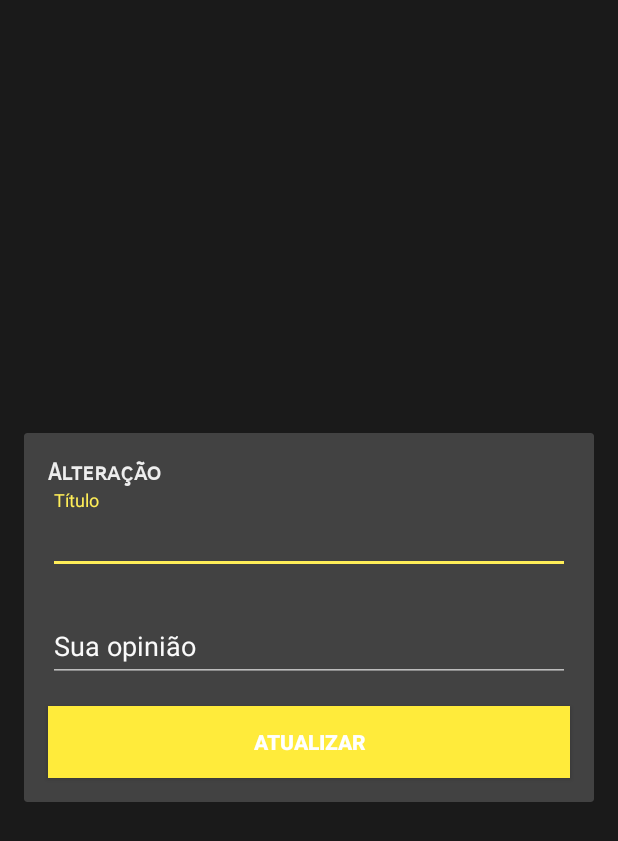
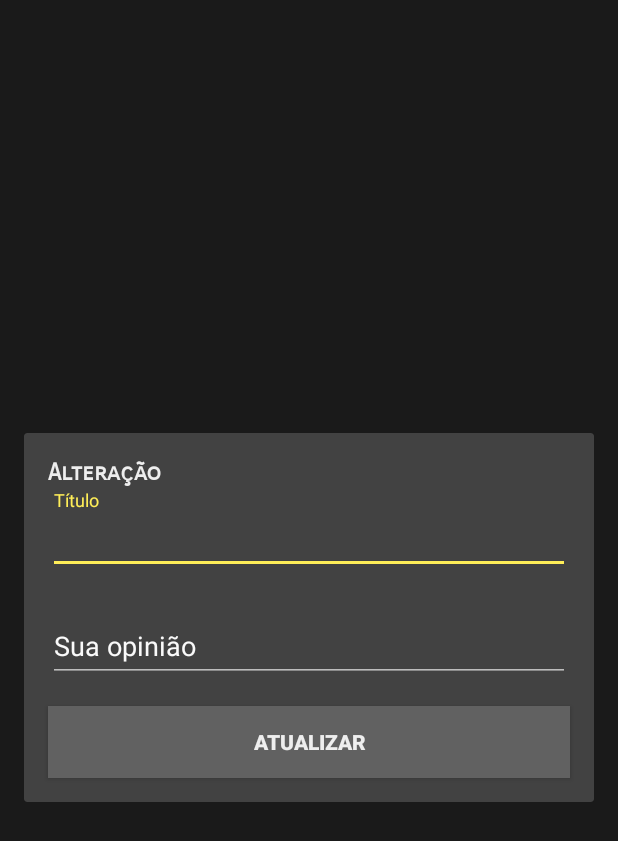
Before and after one commit to ronanlima/IesbAndroid1, an Android app: the fragment EditDialogFragment placed in its activity, on a phone screen of 412 x 824 dp. Shown: the top 841 px of the screen. Run offline under Robolectric (Android 15) with nearby library versions, the phone set to English and light mode, and no system bars; our stand-ins replace Room's generated code; 3 statements that could not run were skipped.

Commit message:
Exercícios Aula 10 - Ajustando night mode

```diff
--- a/app/src/main/java/br/ronanlima/opiniaodetudo/MainActivity.kt
+++ b/app/src/main/java/br/ronanlima/opiniaodetudo/MainActivity.kt
@@ -34,7 +34,9 @@ class MainActivity : AppCompatActivity() {
                 .commit()
 //        configureAutoHiddenKeyboard()
         configureBottomMenu()
-        navigateTo(FORM_FRAGMENT)
+        if (savedInstanceState == null) {
+            navigateTo(FORM_FRAGMENT)
+        }
         askForGPSPermission()
     }
 
@@ -84,6 +86,7 @@ class MainActivity : AppCompatActivity() {
 
         supportFragmentManager
                 .beginTransaction()
+                .setCustomAnimations(android.R.anim.fade_in, android.R.anim.fade_out, android.R.anim.slide_in_left, android.R.anim.slide_out_right)
                 .replace(R.id.fragment_container, fragmentInstance)
                 .addToBackStack(item)
                 .commit()
--- a/app/src/main/java/br/ronanlima/opiniaodetudo/view/EditDialogFragment.kt
+++ b/app/src/main/java/br/ronanlima/opiniaodetudo/view/EditDialogFragment.kt
@@ -1,6 +1,7 @@
 package br.ronanlima.opiniaodetudo.view
 
 import android.os.Bundle
+import android.preference.PreferenceManager
 import android.text.TextUtils
 import android.view.LayoutInflater
 import android.view.View
@@ -9,12 +10,14 @@ import android.widget.Button
 import android.widget.EditText
 import android.widget.ImageView
 import android.widget.Toast
+import androidx.core.content.ContextCompat
 import androidx.fragment.app.DialogFragment
 import androidx.lifecycle.ViewModelProviders
 import br.ronanlima.opiniaodetudo.AppExecutors
 import br.ronanlima.opiniaodetudo.R
 import br.ronanlima.opiniaodetudo.data.ReviewRepository
 import br.ronanlima.opiniaodetudo.viewmodel.EditReviewViewModel
+import kotlinx.android.synthetic.main.dialog_edit_review.*
 
 /**
  * Created by rlima on 05/11/19.
@@ -26,6 +29,16 @@ class EditDialogFragment : DialogFragment() {
         val view = inflater.inflate(R.layout.dialog_edit_review, null)
         initView(view)
         return view
+    }
+
+    override fun onViewCreated(view: View, savedInstanceState: Bundle?) {
+        super.onViewCreated(view, savedInstanceState)
+        val nightMode = PreferenceManager.getDefaultSharedPreferences(this.context).getBoolean(SettingsFragment.NIGHT_MODE_PREF, false)
+        if (nightMode) {
+            iv_close.setColorFilter(ContextCompat.getColor(activity!!, R.color.night_textColor))
+        } else {
+            iv_close.setColorFilter(ContextCompat.getColor(activity!!, R.color.colorPrimaryText))
+        }
     }
 
     override fun onResume() {
--- a/app/src/main/res/layout/dialog_edit_review.xml
+++ b/app/src/main/res/layout/dialog_edit_review.xml
@@ -64,9 +64,7 @@
         android:layout_width="match_parent"
         android:layout_height="wrap_content"
         android:layout_margin="16dp"
-        android:background="@color/colorAccent"
         android:text="@string/atualizar"
-        android:textColor="@color/branco"
         android:textStyle="bold"
         app:layout_constraintBottom_toBottomOf="parent"
         app:layout_constraintEnd_toEndOf="parent"
--- a/app/src/main/res/values/styles.xml
+++ b/app/src/main/res/values/styles.xml
@@ -6,6 +6,11 @@
         <item name="colorPrimary">@color/colorPrimary</item>
         <item name="colorPrimaryDark">@color/colorPrimaryDark</item>
         <item name="colorAccent">@color/colorAccent</item>
+        <item name="android:colorBackground">@color/background</item>
+        <item name="android:textColor">@color/colorPrimaryText</item>
+        <item name="android:textColorHint">@color/colorSecondaryText</item>
+        <item name="android:textColorPrimary">@color/colorPrimaryText</item>
+        <item name="android:textColorSecondary">@color/colorSecondaryText</item>
         <item name="android:buttonStyle">@style/MyButtonStyle</item>
     </style>
 
```
